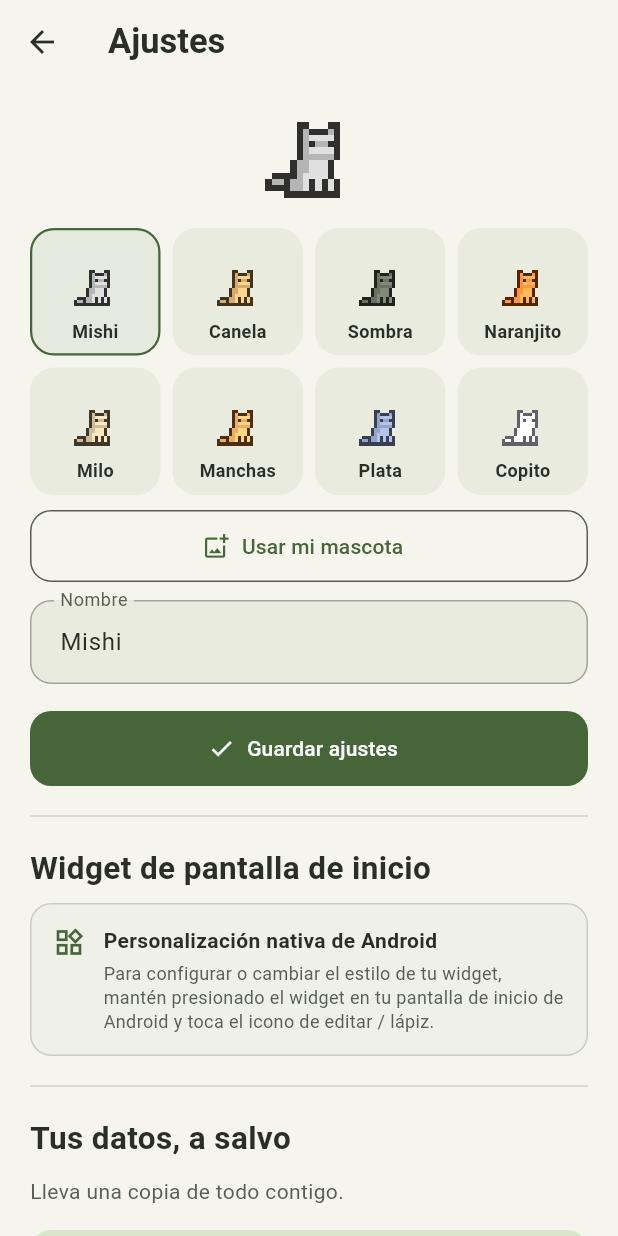
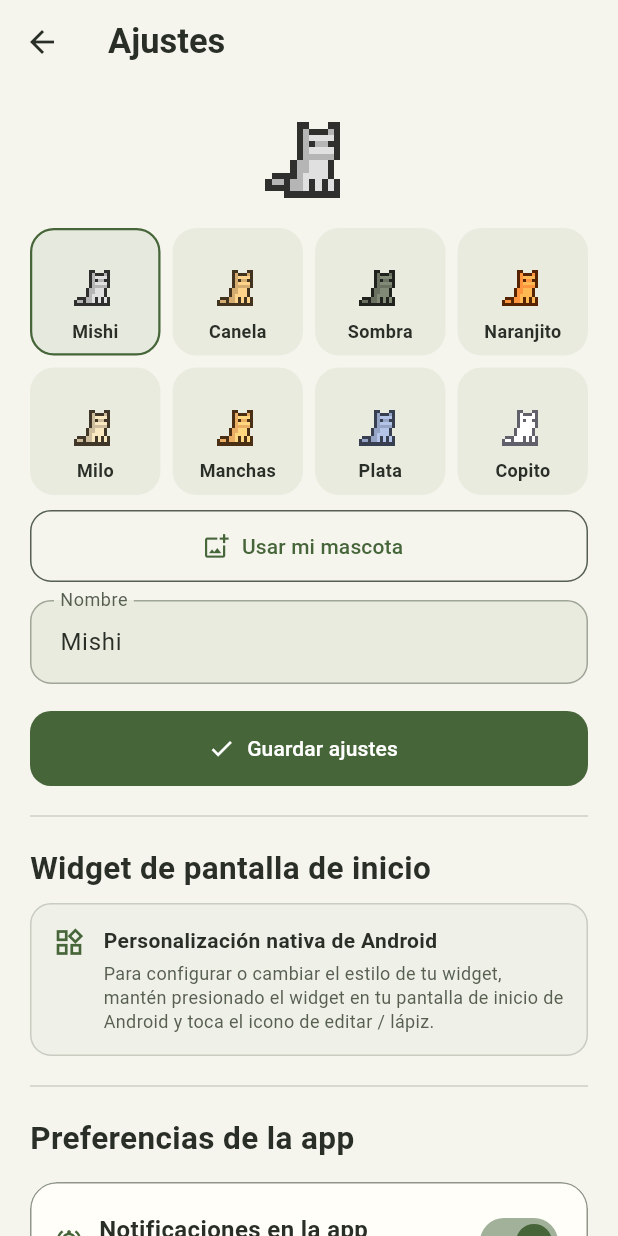
Before and after one commit to MagusCat/kwallet, a Flutter app: the SettingsScreen screen opened directly with empty values, scrolled down 576 dp, on a phone screen of 412 x 824 dp. Run offline on Flutter 3.47's test engine with Material 3 defaults, Android fonts, the phone set to English and light mode, and no system bars; our stand-ins replace file_picker, sqflite, sqflite_common_ffi; accounts and stored records are empty.

Commit message:
feat(settings): allow toggling granular notifications and streak system

```diff
--- a/lib/features/journal/presentation/habit_card.dart
+++ b/lib/features/journal/presentation/habit_card.dart
@@ -17,12 +17,14 @@ class HabitCard extends StatefulWidget {
   final DateTime day;
   final VoidCallback? onEdit;
   final bool compact;
+  final bool hideStreak;
   const HabitCard({
     super.key,
     required this.habit,
     required this.day,
     this.onEdit,
     this.compact = false,
+    this.hideStreak = false,
   });
   @override
   State<HabitCard> createState() => _HabitCardState();
@@ -101,6 +103,7 @@ class _HabitCardState
                         widget.habit.title,
                         style: KwallTheme.fontTitle.copyWith(fontSize: 17),
                       ),
+                      if (!widget.hideStreak) ...[
                         const SizedBox(height: 4),
                         Row(
                           children: [
@@ -116,6 +119,7 @@ class _HabitCardState
                             ),
                           ],
                         ),
+                      ],
                     ],
                   ),
                 ),
--- a/lib/features/journal/presentation/journal_screen.dart
+++ b/lib/features/journal/presentation/journal_screen.dart
@@ -263,6 +263,7 @@ class _JournalScreenState
                         key: ValueKey(habit.id),
                         habit: habit,
                         day: _day,
+                        hideStreak: _settings['disable_streaks'] == 'true',
                         onEdit: () => _habit(habit),
                       ),
                   ],
--- a/lib/features/settings/presentation/settings_screen.dart
+++ b/lib/features/settings/presentation/settings_screen.dart
@@ -7,6 +7,8 @@ import '../../../core/theme/kwall_theme.dart';
 import '../../../core/widgets/finance_widgets.dart';
 import '../../../core/widgets/kitty_companion.dart';
 import '../../../core/widgets/pet_picker.dart';
+import 'widgets/notifications_settings_tile.dart';
+import 'widgets/streaks_settings_tile.dart';
 
 class SettingsScreen extends StatefulWidget {
   final String currentCurrency;
@@ -568,6 +570,21 @@ class _SettingsScreenState
                   ),
                   const Divider(height: 40),
                   Text(
+                    'Preferencias de la app',
+                    style: KwallTheme.fontTitle.copyWith(fontSize: 21),
+                  ),
+                  const SizedBox(height: 14),
+                  NotificationsSettingsTile(
+                    settings: model.settings,
+                    onToggle: (key, val) => _appearance(key, val),
+                  ),
+                  const SizedBox(height: 14),
+                  StreaksSettingsTile(
+                    settings: model.settings,
+                    onToggle: (key, val) => _appearance(key, val),
+                  ),
+                  const Divider(height: 40),
+                  Text(
                     'Tus datos, a salvo',
                     style: KwallTheme.fontTitle.copyWith(fontSize: 21),
                   ),
--- /dev/null
+++ b/lib/features/settings/presentation/widgets/notifications_settings_tile.dart
@@ -0,0 +1,95 @@
+import 'package:flutter/material.dart';
+
+import '../../../../core/theme/kwall_theme.dart';
+import '../../../../core/widgets/finance_widgets.dart';
+
+class NotificationsSettingsTile extends StatelessWidget {
+  final Map<String, String> settings;
+  final Future<void> Function(String key, String value) onToggle;
+
+  const NotificationsSettingsTile({
+    super.key,
+    required this.settings,
+    required this.onToggle,
+  });
+
+  @override
+  Widget build(BuildContext context) {
+    final enabled = settings['notifications_enabled'] != 'false';
+    final notifyFinances = settings['notify_finances'] != 'false';
+    final notifyHabits = settings['notify_habits'] != 'false';
+    final notifyPet = settings['notify_pet'] != 'false';
+
+    return LedgerPanel(
+      child: Column(
+        crossAxisAlignment: CrossAxisAlignment.stretch,
+        children: [
+          Row(
+            children: [
+              Icon(
+                Icons.notifications_active_outlined,
+                size: 20,
+                color: KwallTheme.accent,
+              ),
+              const SizedBox(width: 10),
+              Expanded(
+                child: Column(
+                  crossAxisAlignment: CrossAxisAlignment.start,
+                  children: [
+                    Text(
+                      'Notificaciones en la app',
+                      style: KwallTheme.fontTitle.copyWith(fontSize: 16),
+                    ),
+                    Text(
+                      enabled ? 'Alertas visuales activadas' : 'Desactivadas',
+                      style: TextStyle(
+                        fontSize: 12,
+                        color: KwallTheme.textSecondary,
+                      ),
+                    ),
+                  ],
+                ),
+              ),
+              Switch(
+                value: enabled,
+                activeThumbColor: KwallTheme.accent,
+                onChanged: (val) => onToggle('notifications_enabled', val.toString()),
+              ),
+            ],
+          ),
+          if (enabled) ...[
+            const SizedBox(height: 12),
+            Divider(color: KwallTheme.border.withValues(alpha: 0.3)),
+            CheckboxListTile(
+              dense: true,
+              contentPadding: EdgeInsets.zero,
+              title: const Text('Finanzas y compromisos'),
+              subtitle: const Text('Avisos de vencimientos y presupuestos'),
+              value: notifyFinances,
+              activeColor: KwallTheme.accent,
+              onChanged: (val) => onToggle('notify_finances', (val ?? true).toString()),
+            ),
+            CheckboxListTile(
+              dense: true,
+              contentPadding: EdgeInsets.zero,
+              title: const Text('Hábitos diarios'),
+              subtitle: const Text('Recordatorios según el momento del día'),
+              value: notifyHabits,
+              activeColor: KwallTheme.accent,
+              onChanged: (val) => onToggle('notify_habits', (val ?? true).toString()),
+            ),
+            CheckboxListTile(
+              dense: true,
+              contentPadding: EdgeInsets.zero,
+              title: const Text('Mascota'),
+              subtitle: const Text('Alertas de cariño y estado de ánimo'),
+              value: notifyPet,
+              activeColor: KwallTheme.accent,
+              onChanged: (val) => onToggle('notify_pet', (val ?? true).toString()),
+            ),
+          ],
+        ],
+      ),
+    );
+  }
+}
```
Also changed, not shown: lib/features/settings/presentation/widgets/streaks_settings_tile.dart (added, +58 -0 lines). Lines whose indentation alone changed are shown as unchanged.
